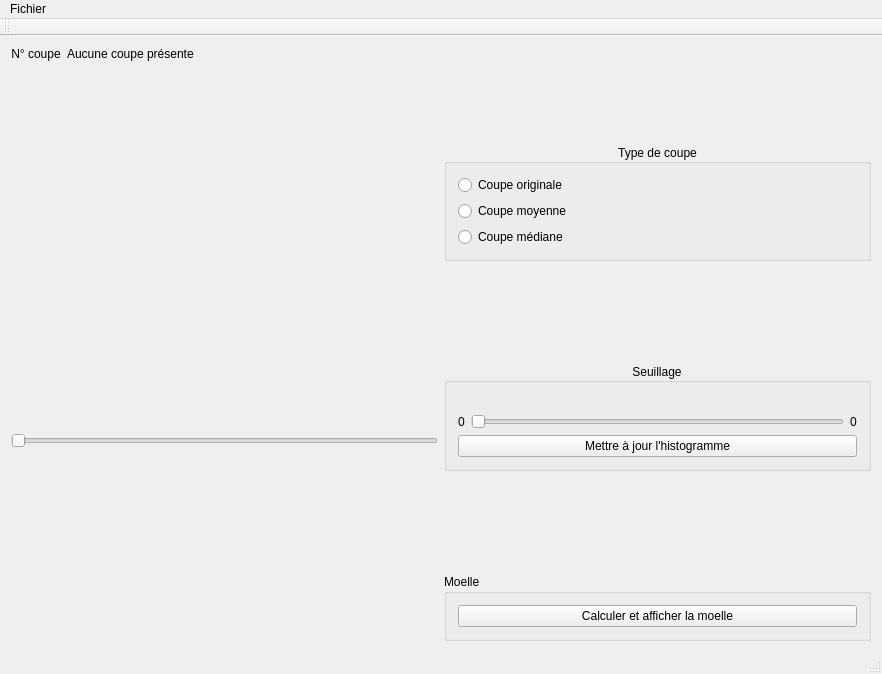
This is mainwindow.ui in akrah/TKDetection as Qt 5 draws it before an edit. The edited form follows.
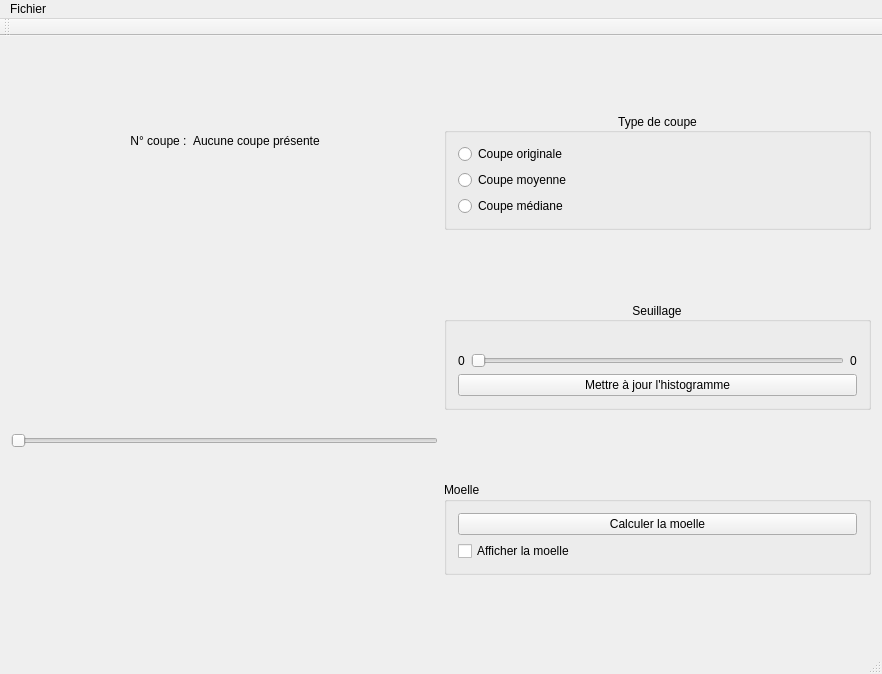
This is the edited form. Custom widgets are drawn as their Qt base class.

```diff
--- a/mainwindow.ui
+++ b/mainwindow.ui
@@ -18,21 +18,34 @@
     <item>
      <layout class="QVBoxLayout" name="_layoutSliceView">
       <item>
-       <layout class="QFormLayout" name="formLayout_2">
+       <layout class="QHBoxLayout" name="horizontalLayout_3">
         <property name="topMargin">
          <number>0</number>
         </property>
-        <item row="0" column="0">
+        <item>
+         <spacer name="horizontalSpacer">
+          <property name="orientation">
+           <enum>Qt::Horizontal</enum>
+          </property>
+          <property name="sizeHint" stdset="0">
+           <size>
+            <width>40</width>
+            <height>20</height>
+           </size>
+          </property>
+         </spacer>
+        </item>
+        <item>
          <widget class="QLabel" name="label">
           <property name="text">
-           <string>N° coupe</string>
+           <string>N° coupe :</string>
           </property>
           <property name="alignment">
            <set>Qt::AlignCenter</set>
           </property>
          </widget>
         </item>
-        <item row="0" column="1">
+        <item>
          <widget class="QLabel" name="_labelSliceNumber">
           <property name="text">
            <string>Aucune coupe présente</string>
@@ -42,6 +55,19 @@
           </property>
          </widget>
         </item>
+        <item>
+         <spacer name="horizontalSpacer_2">
+          <property name="orientation">
+           <enum>Qt::Horizontal</enum>
+          </property>
+          <property name="sizeHint" stdset="0">
+           <size>
+            <width>40</width>
+            <height>20</height>
+           </size>
+          </property>
+         </spacer>
+        </item>
        </layout>
       </item>
       <item>
@@ -196,13 +222,33 @@
          <item>
           <widget class="QPushButton" name="_buttonMarrow">
            <property name="text">
-            <string>Calculer et afficher la moelle</string>
+            <string>Calculer la moelle</string>
+           </property>
+          </widget>
+         </item>
+         <item>
+          <widget class="QCheckBox" name="_checkDrawMarrow">
+           <property name="text">
+            <string>Afficher la moelle</string>
            </property>
           </widget>
          </item>
         </layout>
        </widget>
       </item>
+      <item>
+       <spacer name="verticalSpacer_4">
+        <property name="orientation">
+         <enum>Qt::Vertical</enum>
+        </property>
+        <property name="sizeHint" stdset="0">
+         <size>
+          <width>20</width>
+          <height>40</height>
+         </size>
+        </property>
+       </spacer>
+      </item>
      </layout>
     </item>
    </layout>
```
Left out of the diff: 2 changed lines with no effect on the pictures.
